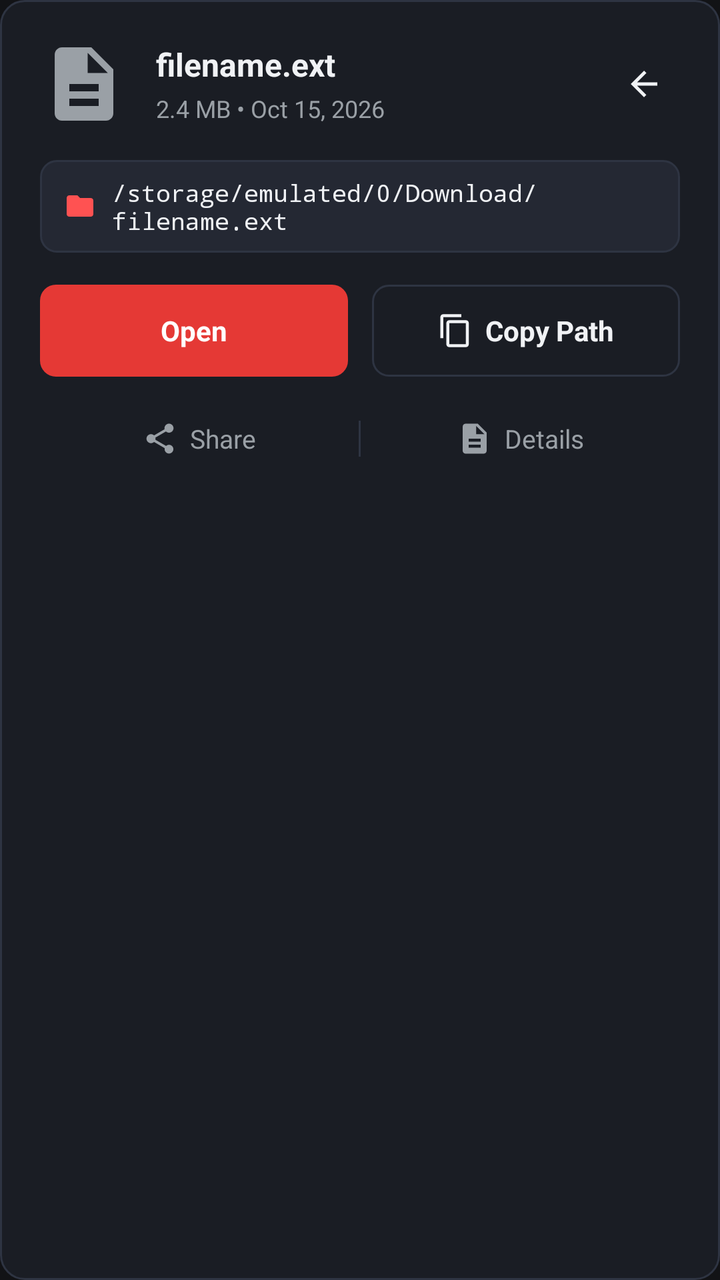
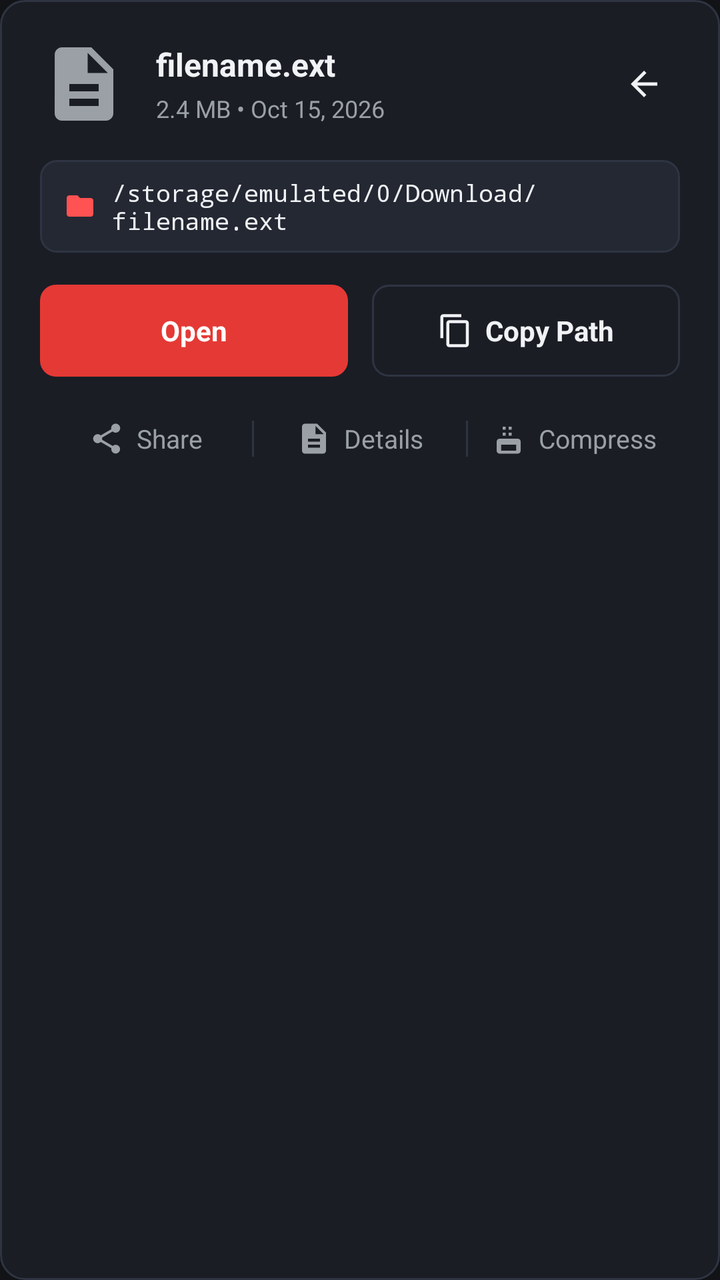

Two renders of the same Android screen: before a commit and after it. Below are the layout's source before the change and the commit's diff.
<!-- AndroidManifest.xml: application theme Theme.ArtrawFiles -->
<!-- res/layout/dialog_file_quick_actions.xml -->
<?xml version="1.0" encoding="utf-8"?>
<LinearLayout xmlns:android="http://schemas.android.com/apk/res/android"
    android:id="@+id/layoutDialogRoot"
    android:layout_width="match_parent"
    android:layout_height="wrap_content"
    android:orientation="vertical"
    android:background="@drawable/bg_card"
    android:padding="20dp">

    
    <RelativeLayout
        android:layout_width="match_parent"
        android:layout_height="wrap_content">

        <ImageView
            android:id="@+id/ivDialogFileIcon"
            android:layout_width="44dp"
            android:layout_height="44dp"
            android:layout_alignParentStart="true"
            android:layout_centerVertical="true"
            android:src="@drawable/ic_file" />

        <LinearLayout
            android:layout_width="match_parent"
            android:layout_height="wrap_content"
            android:layout_toEndOf="@id/ivDialogFileIcon"
            android:layout_toStartOf="@+id/btnDialogClose"
            android:layout_centerVertical="true"
            android:layout_marginStart="14dp"
            android:layout_marginEnd="8dp"
            android:orientation="vertical">

            <TextView
                android:id="@+id/tvDialogFileName"
                android:layout_width="match_parent"
                android:layout_height="wrap_content"
                android:textColor="@color/text_primary_dark"
                android:textSize="16sp"
                android:textStyle="bold"
                android:singleLine="true"
                android:ellipsize="middle"
                android:text="filename.ext" />

            <TextView
                android:id="@+id/tvDialogFileMeta"
                android:layout_width="match_parent"
                android:layout_height="wrap_content"
                android:layout_marginTop="3dp"
                android:textColor="@color/text_secondary_dark"
                android:textSize="12sp"
                android:singleLine="true"
                android:text="2.4 MB • Oct 15, 2026" />
        </LinearLayout>

        <ImageView
            android:id="@+id/btnDialogClose"
            android:layout_width="36dp"
            android:layout_height="36dp"
            android:layout_alignParentEnd="true"
            android:layout_centerVertical="true"
            android:padding="8dp"
            android:background="?android:attr/selectableItemBackgroundBorderless"
            android:src="@drawable/ic_arrow_back"
            android:contentDescription="Close" />
    </RelativeLayout>

    
    <LinearLayout
        android:layout_width="match_parent"
        android:layout_height="wrap_content"
        android:layout_marginTop="16dp"
        android:background="@drawable/bg_address_bar"
        android:orientation="horizontal"
        android:gravity="center_vertical"
        android:paddingStart="12dp"
        android:paddingEnd="10dp"
        android:paddingTop="8dp"
        android:paddingBottom="8dp">

        <ImageView
            android:layout_width="16dp"
            android:layout_height="16dp"
            android:src="@drawable/ic_folder"
            android:tint="@color/artraw_crimson_accent"
            android:contentDescription="Path Icon" />

        <TextView
            android:id="@+id/tvDialogFilePath"
            android:layout_width="match_parent"
            android:layout_height="wrap_content"
            android:layout_marginStart="8dp"
            android:textColor="@color/text_primary_dark"
            android:textSize="12sp"
            android:fontFamily="monospace"
            android:textIsSelectable="true"
            android:text="/storage/emulated/0/Download/filename.ext" />
    </LinearLayout>

    
    <LinearLayout
        android:layout_width="match_parent"
        android:layout_height="wrap_content"
        android:layout_marginTop="16dp"
        android:orientation="horizontal">

        
        <LinearLayout
            android:id="@+id/btnDialogActionOpen"
            android:layout_width="0dp"
            android:layout_height="46dp"
            android:layout_weight="1"
            android:layout_marginEnd="6dp"
            android:background="@drawable/bg_button_primary"
            android:gravity="center"
            android:orientation="horizontal"
            android:clickable="true"
            android:focusable="true">

            <TextView
                android:id="@+id/tvDialogActionOpenText"
                android:layout_width="wrap_content"
                android:layout_height="wrap_content"
                android:text="@string/action_open"
                android:textColor="#FFFFFF"
                android:textSize="14sp"
                android:textStyle="bold" />
        </LinearLayout>

        
        <LinearLayout
            android:id="@+id/btnDialogActionCopyPath"
            android:layout_width="0dp"
            android:layout_height="46dp"
            android:layout_weight="1"
            android:layout_marginStart="6dp"
            android:background="@drawable/bg_button_outlined"
            android:gravity="center"
            android:orientation="horizontal"
            android:clickable="true"
            android:focusable="true">

            <ImageView
                android:layout_width="18dp"
                android:layout_height="18dp"
                android:layout_marginEnd="6dp"
                android:src="@drawable/ic_copy"
                android:tint="@color/text_primary_dark"
                android:contentDescription="Copy" />

            <TextView
                android:layout_width="wrap_content"
                android:layout_height="wrap_content"
                android:text="@string/action_copy_path"
                android:textColor="@color/text_primary_dark"
                android:textSize="14sp"
                android:textStyle="bold" />
        </LinearLayout>
    </LinearLayout>

    
    <LinearLayout
        android:layout_width="match_parent"
        android:layout_height="wrap_content"
        android:layout_marginTop="12dp"
        android:orientation="horizontal"
        android:gravity="center">

        <LinearLayout
            android:id="@+id/btnDialogActionShare"
            android:layout_width="0dp"
            android:layout_height="38dp"
            android:layout_weight="1"
            android:gravity="center"
            android:orientation="horizontal"
            android:background="?android:attr/selectableItemBackground"
            android:clickable="true"
            android:focusable="true">

            <ImageView
                android:layout_width="18dp"
                android:layout_height="18dp"
                android:src="@drawable/ic_share"
                android:tint="@color/text_secondary_dark"
                android:contentDescription="Share" />

            <TextView
                android:layout_width="wrap_content"
                android:layout_height="wrap_content"
                android:layout_marginStart="6dp"
                android:text="@string/action_share"
                android:textColor="@color/text_secondary_dark"
                android:textSize="13sp" />
        </LinearLayout>

        <View
            android:layout_width="1dp"
            android:layout_height="18dp"
            android:background="@color/border_dark" />

        <LinearLayout
            android:id="@+id/btnDialogActionDetails"
            android:layout_width="0dp"
            android:layout_height="38dp"
            android:layout_weight="1"
            android:gravity="center"
            android:orientation="horizontal"
            android:background="?android:attr/selectableItemBackground"
            android:clickable="true"
            android:focusable="true">

            <ImageView
                android:layout_width="18dp"
                android:layout_height="18dp"
                android:src="@drawable/ic_document"
                android:tint="@color/text_secondary_dark"
                android:contentDescription="Details" />

            <TextView
                android:layout_width="wrap_content"
                android:layout_height="wrap_content"
                android:layout_marginStart="6dp"
                android:text="@string/action_details"
                android:textColor="@color/text_secondary_dark"
                android:textSize="13sp" />
        </LinearLayout>
    </LinearLayout>
</LinearLayout>
<!-- resources referenced by this layout -->
<resources>
  <color name="artraw_crimson_accent">#FF5252</color>
  <color name="border_dark">#2E3442</color>
  <color name="text_primary_dark">#F0F2F5</color>
  <color name="text_secondary_dark">#9AA0A6</color>
  <!-- drawable bg_address_bar (drawable) -->
  <?xml version="1.0" encoding="utf-8"?>
  <shape xmlns:android="http://schemas.android.com/apk/res/android"
      android:shape="rectangle">
      <solid android:color="@color/surface_elevated_dark" />
      <corners android:radius="8dp" />
      <stroke
          android:width="1dp"
          android:color="@color/border_dark" />
  </shape>
  <!-- drawable bg_button_outlined (drawable) -->
  <?xml version="1.0" encoding="utf-8"?>
  <shape xmlns:android="http://schemas.android.com/apk/res/android"
      android:shape="rectangle">
      <solid android:color="@android:color/transparent" />
      <corners android:radius="8dp" />
      <stroke
          android:width="1dp"
          android:color="@color/border_dark" />
  </shape>
  <!-- drawable bg_button_primary (drawable) -->
  <?xml version="1.0" encoding="utf-8"?>
  <shape xmlns:android="http://schemas.android.com/apk/res/android"
      android:shape="rectangle">
      <solid android:color="@color/artraw_crimson" />
      <corners android:radius="8dp" />
  </shape>
  <!-- drawable bg_card (drawable) -->
  <?xml version="1.0" encoding="utf-8"?>
  <shape xmlns:android="http://schemas.android.com/apk/res/android"
      android:shape="rectangle">
      <solid android:color="@color/surface_dark" />
      <corners android:radius="12dp" />
      <stroke
          android:width="1dp"
          android:color="@color/border_dark" />
  </shape>
  <!-- drawable ic_arrow_back (drawable) -->
  <vector xmlns:android="http://schemas.android.com/apk/res/android"
      android:width="24dp"
      android:height="24dp"
      android:viewportWidth="24"
      android:viewportHeight="24">
      <path
          android:fillColor="#F0F2F5"
          android:pathData="M20,11H7.83l5.59,-5.59L12,4l-8,8 8,8 1.41,-1.41L7.83,13H20v-2z"/>
  </vector>
  <!-- drawable ic_file (drawable) -->
  <vector xmlns:android="http://schemas.android.com/apk/res/android"
      android:width="24dp"
      android:height="24dp"
      android:viewportWidth="24"
      android:viewportHeight="24">
      <path
          android:fillColor="#9AA0A6"
          android:pathData="M14,2H6c-1.1,0 -1.99,0.9 -1.99,2L4,20c0,1.1 0.89,2 1.99,2H18c1.1,0 2,-0.9 2,-2V8l-6,-6zm2,16H8v-2h8v2zm0,-4H8v-2h8v2zm-3,-5V3.5L18.5,9H13z"/>
  </vector>
  <!-- drawable ic_folder (drawable) -->
  <vector xmlns:android="http://schemas.android.com/apk/res/android"
      android:width="24dp"
      android:height="24dp"
      android:viewportWidth="24"
      android:viewportHeight="24">
      <path
          android:fillColor="#FFA000"
          android:pathData="M10,4H4c-1.1,0 -1.99,0.9 -1.99,2L2,18c0,1.1 0.9,2 2,2h16c1.1,0 2,-0.9 2,-2V8c0,-1.1 -0.9,-2 -2,-2h-8l-2,-2z"/>
  </vector>
  <string name="action_copy_path">Copy Path</string>
  <string name="action_details">Details</string>
  <string name="action_open">Open</string>
  <string name="action_share">Share</string>
  <color name="surface_elevated_dark">#242833</color>
  <color name="artraw_crimson">#E53935</color>
  <color name="surface_dark">#1A1D24</color>
  <color name="artraw_crimson_dark">#B71C1C</color>
  <color name="bg_dark">#121316</color>
  <!-- unchanged entries left out for length: 4 -->
</resources>

<!-- the commit's change to res/layout/dialog_file_quick_actions.xml (unified diff, before → after) -->
@@ -223,5 +223,39 @@
                 android:textColor="@color/text_secondary_dark"
                 android:textSize="13sp" />
         </LinearLayout>
+
+        <View
+            android:layout_width="1dp"
+            android:layout_height="18dp"
+            android:background="@color/border_dark" />
+
+        <LinearLayout
+            android:id="@+id/btnDialogActionCompress"
+            android:layout_width="0dp"
+            android:layout_height="38dp"
+            android:layout_weight="1"
+            android:gravity="center"
+            android:orientation="horizontal"
+            android:background="?android:attr/selectableItemBackground"
+            android:clickable="true"
+            android:focusable="true">
+
+            <ImageView
+                android:id="@+id/ivDialogCompressIcon"
+                android:layout_width="18dp"
+                android:layout_height="18dp"
+                android:src="@drawable/ic_compress"
+                android:tint="@color/text_secondary_dark"
+                android:contentDescription="Archive" />
+
+            <TextView
+                android:id="@+id/tvDialogCompressText"
+                android:layout_width="wrap_content"
+                android:layout_height="wrap_content"
+                android:layout_marginStart="6dp"
+                android:text="Compress"
+                android:textColor="@color/text_secondary_dark"
+                android:textSize="13sp" />
+        </LinearLayout>
     </LinearLayout>
 </LinearLayout>
<!-- resource entries referenced after the edit -->
@@ -51,6 +51,16 @@
           android:fillColor="#F0F2F5"
           android:pathData="M20,11H7.83l5.59,-5.59L12,4l-8,8 8,8 1.41,-1.41L7.83,13H20v-2z"/>
   </vector>
+  <!-- drawable ic_compress (drawable) -->
+  <vector xmlns:android="http://schemas.android.com/apk/res/android"
+      android:width="24dp"
+      android:height="24dp"
+      android:viewportWidth="24"
+      android:viewportHeight="24">
+      <path
+          android:fillColor="@android:color/white"
+          android:pathData="M8,4h2v2H8V4zm4,0h2v2h-2V4zm-4,4h2v2H8V8zm4,0h2v2h-2V8zm-6,4h12c1.1,0 2,0.9 2,2v6c0,1.1 -0.9,2 -2,2H6c-1.1,0 -2,-0.9 -2,-2v-6c0,-1.1 0.9,-2 2,-2zm1,4v4h10v-4H7z"/>
+  </vector>
   <!-- drawable ic_file (drawable) -->
   <vector xmlns:android="http://schemas.android.com/apk/res/android"
       android:width="24dp"
